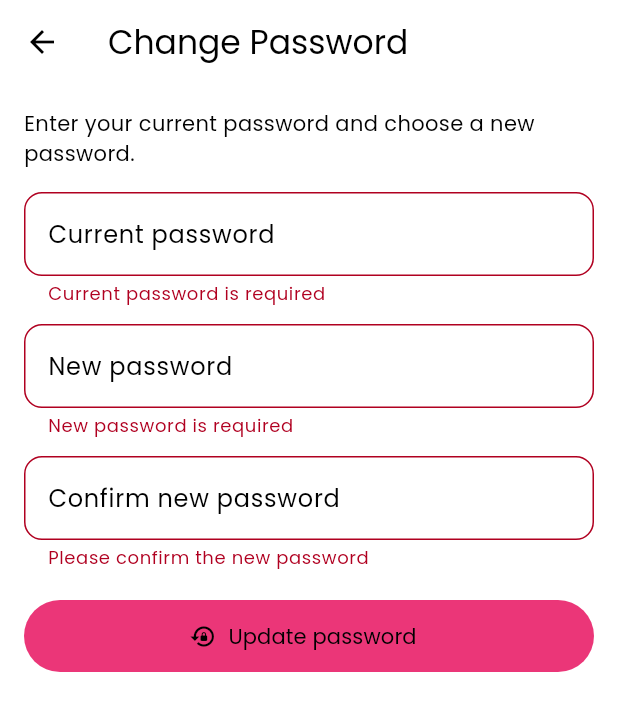
After one commit to Sharkfin07/codexia, a Flutter app: the ResetPasswordScreen screen opened by its route, after a tap on "Update password", on a phone screen of 412 x 824 dp. The commit adds this screen. Shown: the top 711 px of the screen. Run offline on Flutter 3.47's test engine with Material 3 defaults, Android fonts, the phone set to English and light mode, and no system bars; our stand-ins replace cloud_firestore, dio, firebase_auth, firebase_core, flutter_riverpod, google_nav_bar and 1 more; accounts and stored records are empty; generated files the repository leaves out were written again; network calls fail.

Commit message:
feat: Add change password screen and functionality

```diff
--- a/lib/main.dart
+++ b/lib/main.dart
@@ -2,7 +2,8 @@ import 'package:codexia/presentation/providers/auth_provider.dart';
 import 'package:codexia/presentation/screens/auth/forgot_password_screen.dart';
 import 'package:codexia/presentation/screens/auth/sign_in_screen.dart';
 import 'package:codexia/presentation/screens/auth/sign_up_screen.dart';
-import 'package:codexia/presentation/screens/auth/edit_profile.dart';
+import 'package:codexia/presentation/screens/auth/edit_profile_screen.dart';
+import 'package:codexia/presentation/screens/auth/reset_password_screen.dart';
 import 'package:codexia/presentation/screens/main/explore_screen.dart';
 import 'package:codexia/presentation/screens/main/home_screen.dart';
 import 'package:codexia/presentation/screens/main/profile_screen.dart';
@@ -45,6 +46,7 @@ class MainApp extends ConsumerWidget {
         '/forgot-password': (context) => const ForgotPasswordScreen(),
         '/profile': (context) => const ProfileScreen(),
         '/profile/edit': (context) => const EditProfileScreen(),
+        '/profile/reset-password': (context) => const ResetPasswordScreen(),
         '/rental': (context) => const RentalScreen(),
         '/explore': (context) => const ExploreScreen(),
         '/home': (context) => const HomeScreen(),
--- /dev/null
+++ b/lib/presentation/screens/auth/reset_password_screen.dart
@@ -0,0 +1,170 @@
+import 'package:flutter/material.dart';
+import 'package:flutter_riverpod/flutter_riverpod.dart';
+
+import '../../providers/auth_provider.dart';
+import '../../theme/app_palette.dart';
+
+class ResetPasswordScreen extends ConsumerStatefulWidget {
+  const ResetPasswordScreen({super.key});
+
+  @override
+  ConsumerState<ResetPasswordScreen> createState() =>
+      _ResetPasswordScreenState();
+}
+
+class _ResetPasswordScreenState extends ConsumerState<ResetPasswordScreen> {
+  final _formKey = GlobalKey<FormState>();
+  final _currentCtrl = TextEditingController();
+  final _newCtrl = TextEditingController();
+  final _confirmCtrl = TextEditingController();
+
+  @override
+  void dispose() {
+    _currentCtrl.dispose();
+    _newCtrl.dispose();
+    _confirmCtrl.dispose();
+    super.dispose();
+  }
+
+  Future<void> _submit() async {
+    if (!_formKey.currentState!.validate()) return;
+    final user = ref.read(authStateProvider).value;
+    final email = user?.email;
+    final messenger = ScaffoldMessenger.of(context);
+    final navigator = Navigator.of(context);
+
+    if (email == null || email.isEmpty) {
+      messenger.showSnackBar(
+        const SnackBar(content: Text('No email found for the current user.')),
+      );
+      return;
+    }
+
+    final notifier = ref.read(authControllerProvider.notifier);
+    try {
+      await notifier.changePassword(
+        email: email,
+        currentPassword: _currentCtrl.text.trim(),
+        newPassword: _newCtrl.text.trim(),
+      );
+      if (!mounted) return;
+      messenger.showSnackBar(
+        const SnackBar(content: Text('Password updated successfully.')),
+      );
+      navigator.pop();
+    } catch (e) {
+      if (!mounted) return;
+      messenger.showSnackBar(
+        SnackBar(content: Text('Failed to update password: $e')),
+      );
+    }
+  }
+
+  @override
+  Widget build(BuildContext context) {
+    final authState = ref.watch(authControllerProvider);
+    final isLoading = authState.isLoading;
+    final scheme = Theme.of(context).colorScheme;
+    final border = OutlineInputBorder(
+      borderRadius: BorderRadius.circular(12),
+      borderSide: BorderSide(color: scheme.outline.withValues(alpha: 0.5)),
+    );
+
+    return Scaffold(
+      appBar: AppBar(title: const Text('Change Password')),
+      body: SafeArea(
+        child: Padding(
+          padding: const EdgeInsets.all(16),
+          child: Form(
+            key: _formKey,
+            child: Column(
+              crossAxisAlignment: CrossAxisAlignment.start,
+              children: [
+                Text(
+                  'Enter your current password and choose a new password.',
+                  style: Theme.of(context).textTheme.bodyMedium,
+                ),
+                const SizedBox(height: 16),
+                TextFormField(
+                  controller: _currentCtrl,
+                  obscureText: true,
+                  decoration: InputDecoration(
+                    labelText: 'Current password',
+                    filled: true,
+                    fillColor: scheme.surface.withValues(alpha: 0.08),
+                    enabledBorder: border,
+                    focusedBorder: border.copyWith(
+                      borderSide: BorderSide(color: scheme.primary, width: 1.5),
+                    ),
+                  ),
+                  validator: (v) {
+                    if (v == null || v.isEmpty) {
+                      return 'Current password is required';
+                    }
+                    return null;
+                  },
+                ),
+                const SizedBox(height: 12),
+                TextFormField(
+                  controller: _newCtrl,
+                  obscureText: true,
+                  decoration: InputDecoration(
+                    labelText: 'New password',
+                    filled: true,
+                    fillColor: scheme.surface.withValues(alpha: 0.08),
+                    enabledBorder: border,
+                    focusedBorder: border.copyWith(
+                      borderSide: BorderSide(color: scheme.primary, width: 1.5),
+                    ),
+                  ),
+                  validator: (v) {
+                    if (v == null || v.isEmpty) {
+                      return 'New password is required';
+                    }
+                    final hasLetter = v.contains(RegExp(r'[A-Za-z]'));
+                    final hasDigit = v.contains(RegExp(r'\d'));
+                    if (v.length < 8 || !hasLetter || !hasDigit) {
+                      return 'Use at least 8 characters with letters and numbers';
+                    }
+                    return null;
+                  },
+                ),
+                const SizedBox(height: 12),
+                TextFormField(
+                  controller: _confirmCtrl,
+                  obscureText: true,
+                  decoration: InputDecoration(
+                    labelText: 'Confirm new password',
+                    filled: true,
+                    fillColor: scheme.surface.withValues(alpha: 0.08),
+                    enabledBorder: border,
+                    focusedBorder: border.copyWith(
+                      borderSide: BorderSide(color: scheme.primary, width: 1.5),
+                    ),
+                  ),
+                  validator: (v) {
+                    if (v == null || v.isEmpty) {
+                      return 'Please confirm the new password';
+                    }
+                    if (v != _newCtrl.text) return 'Passwords do not match';
+                    return null;
+                  },
+                ),
+                const SizedBox(height: 20),
+                FilledButton.icon(
+                  onPressed: isLoading ? null : _submit,
+                  icon: const Icon(Icons.lock_reset),
+                  label: Text(isLoading ? 'Updating...' : 'Update password'),
+                  style: FilledButton.styleFrom(
+                    minimumSize: const Size.fromHeight(48),
+                    backgroundColor: AppPalette.darkPink,
+                  ),
+                ),
+              ],
+            ),
+          ),
+        ),
+      ),
+    );
+  }
+}
```
Also changed, not shown: lib/presentation/providers/auth_provider.dart (+23 -0 lines), lib/presentation/screens/auth/edit_profile_screen.dart (renamed from lib/presentation/screens/auth/edit_profile.dart, +6 -7 lines), lib/presentation/screens/main/explore_screen.dart (+4 -6 lines), lib/presentation/screens/main/profile_screen.dart (+11 -8 lines).
